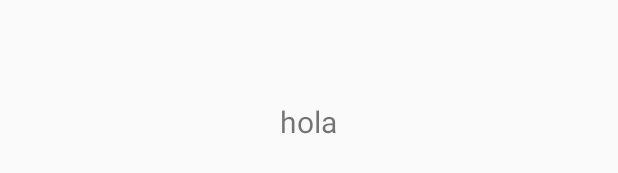
After one commit to GuilledelaCruz/MasterApp, an Android app: the layout adapter_listjugadores.xml on its own in the app's theme, with its tools: preview values and no code run, on a phone screen of 412 x 824 dp. The commit adds this screen. Shown: the part 496-669 px from the top of the screen. Run offline under Robolectric (Android 15) with nearby library versions, the phone set to English and light mode, and no system bars.

Commit message:
[master] PlayerAdapter created and defined. There is a bug, when going through the list of players the app explodes because few elements are out of the screen

```diff
--- a/app/build.gradle
+++ b/app/build.gradle
@@ -3,7 +3,6 @@ apply plugin: 'com.android.application'
 android {
     compileSdkVersion 23
     buildToolsVersion "23.0.1"
-
     defaultConfig {
         applicationId "guilledelacruz.masterapp"
         minSdkVersion 11
@@ -17,6 +16,8 @@ android {
             proguardFiles getDefaultProguardFile('proguard-android.txt'), 'proguard-rules.pro'
         }
     }
+    productFlavors {
+    }
 }
 
 dependencies {
--- /dev/null
+++ b/app/src/main/res/layout/adapter_listjugadores.xml
@@ -0,0 +1,15 @@
+<?xml version="1.0" encoding="utf-8"?>
+<RelativeLayout xmlns:android="http://schemas.android.com/apk/res/android"
+    android:layout_width="match_parent"
+    android:layout_height="match_parent">
+
+    <TextView
+        android:layout_width="wrap_content"
+        android:layout_height="wrap_content"
+        android:layout_centerInParent="true"
+        android:layout_margin="16dp"
+        android:id="@+id/adaptertext"
+        android:textSize="20dp"
+        android:text="hola"/>
+
+</RelativeLayout>
```
Also changed, not shown: app/src/main/java/guilledelacruz/masterapp/JugadorAdapter.java (added, +49 -0 lines), app/src/main/java/guilledelacruz/masterapp/Sala.java (+31 -5 lines), app/src/main/res/layout/activity_sala.xml (+12 -6 lines).
